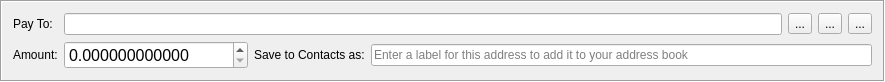
Qt form src/gui/ui/transferframe.ui (cryptonotefoundation/cryptonotewallet) before a commit.
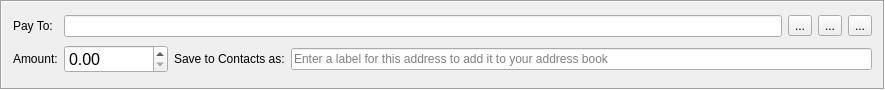
The same form after that commit. Icons and pictures are not drawn.

The edit to the form file:
```diff
--- a/src/gui/ui/transferframe.ui
+++ b/src/gui/ui/transferframe.ui
@@ -7,7 +7,7 @@
     <x>0</x>
     <y>0</y>
     <width>885</width>
-    <height>80</height>
+    <height>90</height>
    </rect>
   </property>
   <property name="windowTitle">
@@ -107,10 +107,10 @@
       <string notr="true"/>
      </property>
      <property name="decimals">
-      <number>12</number>
+      <number>2</number>
      </property>
      <property name="maximum">
-      <double>9999999.999998999759555</double>
+      <double>99999999999.000000000000000</double>
      </property>
     </widget>
    </item>
```
